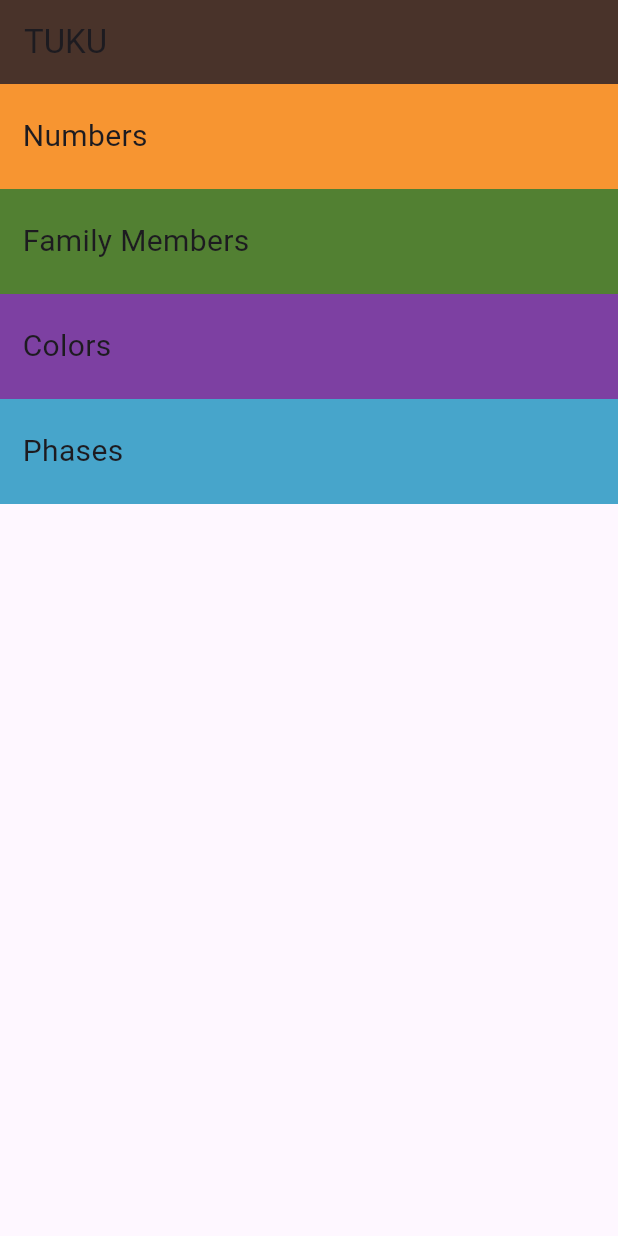
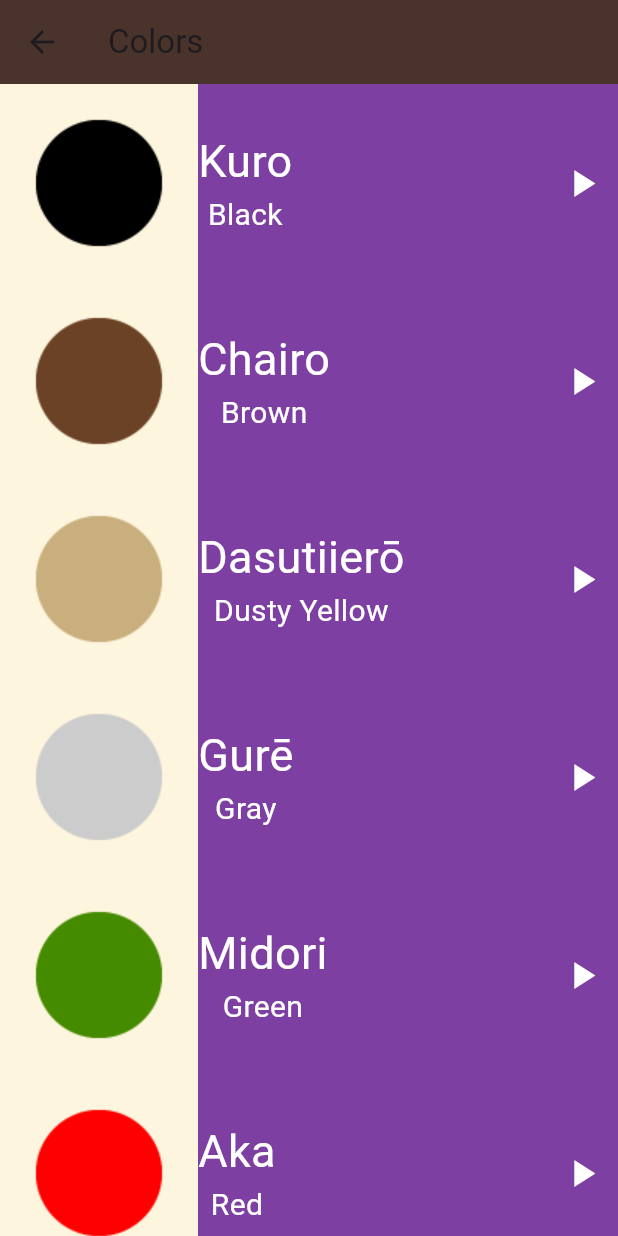
Before and after one commit to maiaboelmagde/beginning_with_Flutter, a Flutter app: the screen it shows after launch, after a tap on "Colors", on a phone screen of 412 x 824 dp. Run offline on Flutter 3.47's test engine with Material 3 defaults, Android fonts, the phone set to English and light mode, and no system bars; our stand-ins replace audioplayers.

Commit message:
Colors page has been done

```diff
--- /dev/null
+++ b/language_learning_app/lib/components/colorCategory.dart
@@ -0,0 +1,53 @@
+import 'package:audioplayers/audioplayers.dart';
+import 'package:flutter/material.dart';
+import 'package:language_learning_app/models/colorsModel.dart';
+
+class colorCategory extends StatelessWidget {
+  const colorCategory({super.key, required this.myColor});
+
+  final color myColor;
+
+  @override
+  Widget build(BuildContext context) {
+    return Row(
+      children: [
+        Container(
+          color: const Color(0xFFFDF5DD),
+          child: Image.asset(myColor.colorImage),
+        ),
+        Column(
+          mainAxisAlignment: MainAxisAlignment.center,
+          children: [
+            Text(
+              myColor.colorJp,
+              style: const TextStyle(
+                color: Colors.white,
+                fontSize: 30,
+              ),
+            ),
+            Text(
+              myColor.colorEng,
+              style: const TextStyle(
+                color: Colors.white,
+                fontSize: 20,
+              ),
+            ),
+          ],
+        ),
+        const Spacer(
+          flex: 1,
+        ),
+        IconButton(
+            onPressed: () {
+              final player = AudioPlayer();
+              player.play(AssetSource(myColor.colorSound));
+            },
+            icon: const Icon(
+              Icons.play_arrow,
+              size: 30,
+              color: Colors.white,
+            ))
+      ],
+    );
+  }
+}
--- /dev/null
+++ b/language_learning_app/lib/models/colorsModel.dart
@@ -0,0 +1,13 @@
+class color {
+  final String colorImage;
+  final String colorJp;
+  final String colorEng;
+  final String colorSound;
+
+  const color({
+    required this.colorImage,
+    required this.colorJp,
+    required this.colorEng,
+    required this.colorSound,
+  });
+}
--- /dev/null
+++ b/language_learning_app/lib/screens/colorPage.dart
@@ -0,0 +1,68 @@
+import 'package:flutter/material.dart';
+import 'package:language_learning_app/components/colorCategory.dart';
+import 'package:language_learning_app/models/colorsModel.dart';
+
+class colorPage extends StatelessWidget {
+  const colorPage({super.key});
+
+  final List<color> colors = const [
+    color(
+        colorImage: 'assets/images/colors/color_black.png',
+        colorJp: 'Kuro',
+        colorEng: 'Black',
+        colorSound: 'sounds/colors/black.wav'),
+    color(
+        colorImage: 'assets/images/colors/color_brown.png',
+        colorJp: 'Chairo',
+        colorEng: 'Brown',
+        colorSound: 'sounds/colors/brown.wav'),
+    color(
+        colorImage: 'assets/images/colors/color_dusty_yellow.png',
+        colorJp: 'Dasutiierō',
+        colorEng: 'Dusty Yellow',
+        colorSound: 'sounds/colors/dusty yellow.wav'),
+    color(
+        colorImage: 'assets/images/colors/color_gray.png',
+        colorJp: 'Gurē',
+        colorEng: 'Gray',
+        colorSound: 'sounds/colors/gray.wav'),
+    color(
+        colorImage: 'assets/images/colors/color_green.png',
+        colorJp: 'Midori',
+        colorEng: 'Green',
+        colorSound: 'sounds/colors/green.wav'),
+    color(
+        colorImage: 'assets/images/colors/color_red.png',
+        colorJp: 'Aka',
+        colorEng: 'Red',
+        colorSound: 'sounds/colors/red.wav'),
+    color(
+        colorImage: 'assets/images/colors/color_white.png',
+        colorJp: 'Shiro',
+        colorEng: 'White',
+        colorSound: 'sounds/colors/white.wav'),
+    color(
+        colorImage: 'assets/images/colors/yellow.png',
+        colorJp: 'Kiiro',
+        colorEng: 'Yellow',
+        colorSound: 'sounds/colors/yellow.wav'),
+  ];
+
+  @override
+  Widget build(BuildContext context) {
+    return Scaffold(
+      appBar: AppBar(
+        title: Text('Colors'),
+        backgroundColor: Color(0xFF49332A),
+      ),
+      body: Container(
+        color: Color(0xFFF7D40A2),
+        child: ListView.builder(
+            itemCount: colors.length,
+            itemBuilder: (context, indx) {
+              return colorCategory(myColor: colors[indx]);
+            }),
+      ),
+    );
+  }
+}
--- a/language_learning_app/lib/screens/homePage.dart
+++ b/language_learning_app/lib/screens/homePage.dart
@@ -1,6 +1,7 @@
 import 'package:flutter/material.dart';
 import 'package:language_learning_app/components/category_item.dart';
 import 'package:language_learning_app/screens/NumbersPage.dart';
+import 'package:language_learning_app/screens/colorPage.dart';
 import 'package:language_learning_app/screens/familymembersPage.dart';
 
 class homePage extends StatelessWidget {
@@ -10,8 +11,8 @@ class homePage extends StatelessWidget {
   Widget build(BuildContext context) {
     return Scaffold(
       appBar: AppBar(
-        backgroundColor: Color(0xFF49332A),
-        title: Text(
+        backgroundColor: const Color(0xFF49332A),
+        title: const Text(
           "TUKU",
         ),
       ),
@@ -19,30 +20,34 @@ class homePage extends StatelessWidget {
         children: [
           category(
             text: "Numbers",
-            color: Color(0xFFF79531),
+            color: const Color(0xFFF79531),
             ontap: () {
               Navigator.push(context, MaterialPageRoute(builder: (context) {
-                return numberspage();
+                return const numberspage();
               }));
             },
           ),
           category(
             text: "Family Members",
-            color: Color(0xFFF528032),
+            color: const Color(0xFF528032),
             ontap: () {
               Navigator.push(context, MaterialPageRoute(builder: (context) {
-                return familymembersPage();
+                return const familymembersPage();
               }));
             },
           ),
           category(
             text: "Colors",
-            color: Color(0xFFF7D40A2),
-            ontap: () {},
+            color: const Color(0xFF7D40A2),
+            ontap: () {
+              Navigator.push(context, MaterialPageRoute(builder: (context) {
+                return const colorPage();
+              }));
+            },
           ),
           category(
             text: "Phases",
-            color: Color(0xFFF47A5CB),
+            color: const Color(0xFF47A5CB),
             ontap: () {},
           ),
         ],
--- a/language_learning_app/pubspec.yaml
+++ b/language_learning_app/pubspec.yaml
@@ -66,6 +66,7 @@ flutter:
     - assets/images/colors/
     - assets/sounds/numbers/
     - assets/sounds/family_members/
+    - assets/sounds/colors/
 
 
   # An image asset can refer to one or more resolution-specific "variants", see
```
